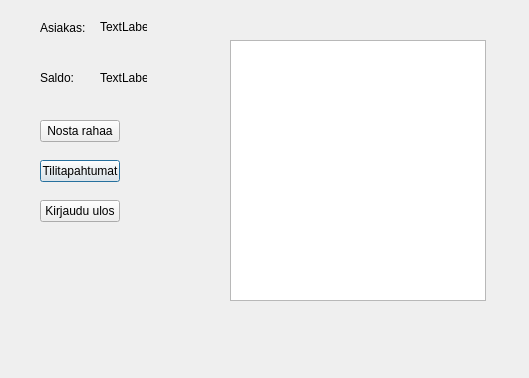
Qt form bankautomat/bankmain.ui (bank-2022/group10) before a commit.
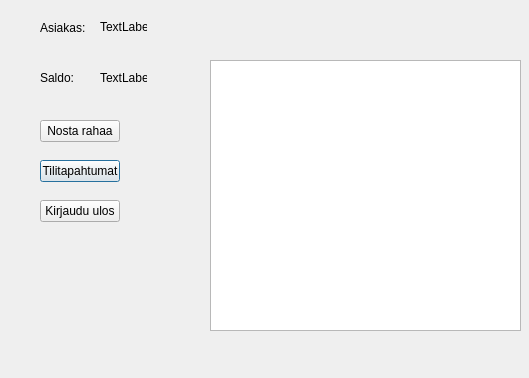
The same form after that commit.

Patch:
```diff
--- a/bankautomat/bankmain.ui
+++ b/bankautomat/bankmain.ui
@@ -13,16 +13,6 @@
   <property name="windowTitle">
    <string>BankMain</string>
   </property>
-  <widget class="QListView" name="listViewActions">
-   <property name="geometry">
-    <rect>
-     <x>230</x>
-     <y>40</y>
-     <width>256</width>
-     <height>261</height>
-    </rect>
-   </property>
-  </widget>
   <widget class="QPushButton" name="buttonActions">
    <property name="geometry">
     <rect>
@@ -114,6 +104,16 @@
     <string>Nosta rahaa</string>
    </property>
   </widget>
+  <widget class="QTextEdit" name="MainActions">
+   <property name="geometry">
+    <rect>
+     <x>210</x>
+     <y>60</y>
+     <width>311</width>
+     <height>271</height>
+    </rect>
+   </property>
+  </widget>
  </widget>
  <resources/>
  <connections/>
```
